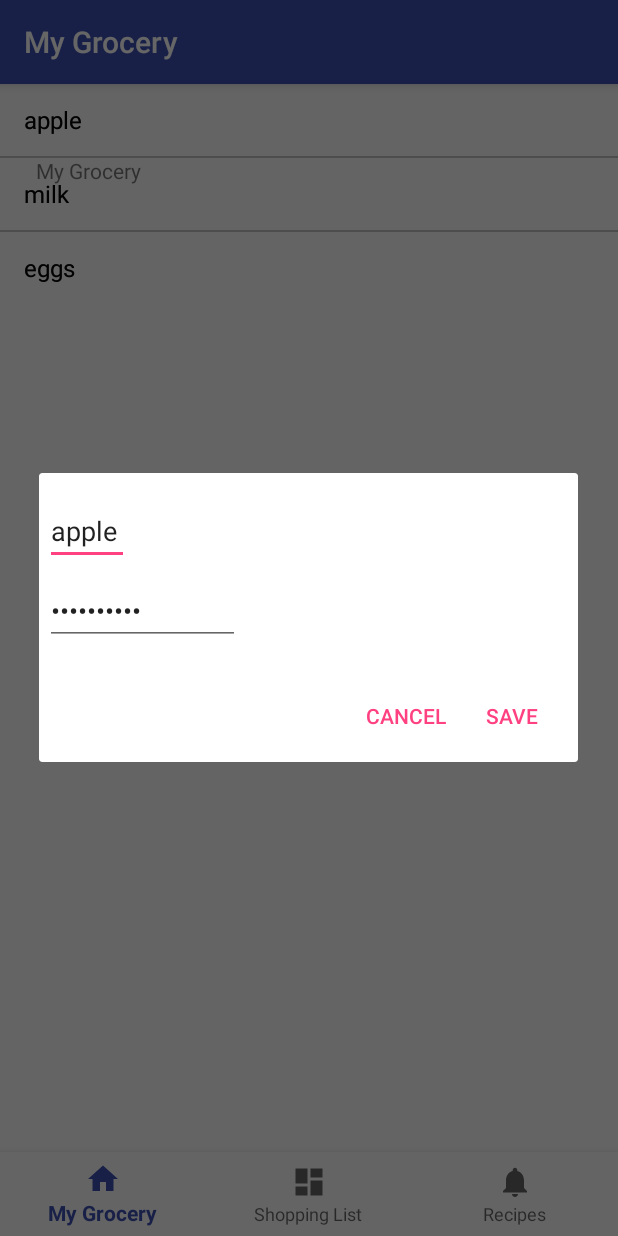
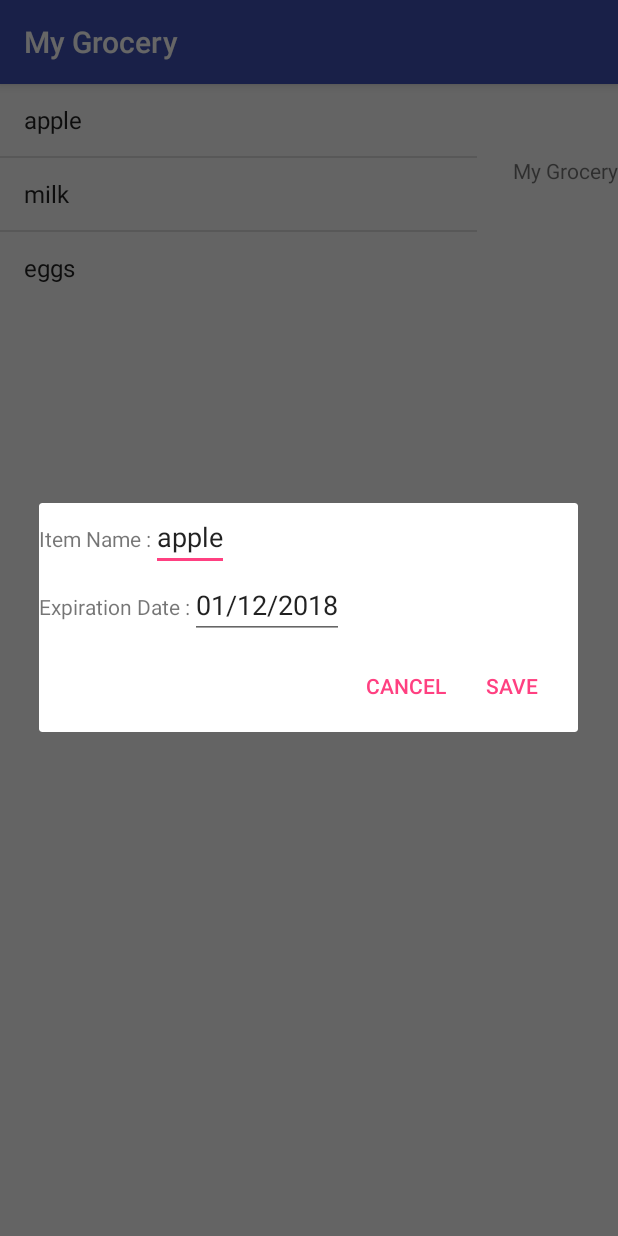
Before and after one commit to wang2262/grocery_assistant, an Android app: the screen it shows after launch (MainActivity), after a tap on "apple", on a phone screen of 412 x 824 dp. Run offline under Robolectric (Android 15) with nearby library versions, the phone set to English and light mode, and no system bars.

Commit message:
add lable on the left of EditText in dialog

```diff
--- a/app/src/main/java/com/example/team22cs407/groceryassistant/ModificationDialogFragment.java
+++ b/app/src/main/java/com/example/team22cs407/groceryassistant/ModificationDialogFragment.java
@@ -74,8 +74,8 @@ public class ModificationDialogFragment extends DialogFragment {
         to do :
         phase 1:
         1. pass text view result back to activity. (Done)
-        2. show item original name and expiration date on EditText. (At lease show name for now)
-        3. make text view have title on the left
+        2. show item original name and expiration date on EditText. (Done)
+        3. make text view have title on the left (Done)
         4. have an icon on the top and buttons to make it pretty.
         phase 2:
         1. save data to database.
--- a/app/src/main/res/layout/activity_main.xml
+++ b/app/src/main/res/layout/activity_main.xml
@@ -1,5 +1,5 @@
 <?xml version="1.0" encoding="utf-8"?>
-<android.support.constraint.ConstraintLayout xmlns:android="http://schemas.android.com/apk/res/android"
+<LinearLayout xmlns:android="http://schemas.android.com/apk/res/android"
     xmlns:app="http://schemas.android.com/apk/res-auto"
     xmlns:tools="http://schemas.android.com/tools"
     android:id="@+id/container"
@@ -37,4 +37,4 @@
         app:layout_constraintRight_toRightOf="parent"
         app:menu="@menu/navigation" />
 
-</android.support.constraint.ConstraintLayout>
+</LinearLayout>
--- a/app/src/main/res/layout/dialog_modification.xml
+++ b/app/src/main/res/layout/dialog_modification.xml
@@ -1,17 +1,9 @@
 <?xml version="1.0" encoding="utf-8"?>
+<!--
 <LinearLayout xmlns:android="http://schemas.android.com/apk/res/android"
     android:orientation="vertical"
     android:layout_width="wrap_content"
     android:layout_height="wrap_content">
-    <!--
-    <ImageView
-        android:src="@drawable/header_logo"
-        android:layout_width="match_parent"
-        android:layout_height="64dp"
-        android:scaleType="center"
-        android:background="#FFFFBB33"
-        android:contentDescription="@string/app_name" />
-     -->
     <EditText
         android:id="@+id/item_name"
         android:inputType="textEmailAddress"
@@ -34,5 +26,38 @@
         android:layout_marginBottom="16dp"
         android:fontFamily="sans-serif"
         android:hint="@string/item_expiration"/>
-
 </LinearLayout>
+-->
+<LinearLayout xmlns:android="http://schemas.android.com/apk/res/android"
+    android:orientation="vertical"
+    android:layout_width="fill_parent"
+    android:layout_height="wrap_content">
+    <LinearLayout
+        android:orientation="horizontal"
+        android:layout_width="fill_parent"
+        android:layout_height="wrap_content">
+        <TextView
+            android:id="@+id/name_lable"
+            android:layout_width="wrap_content"
+            android:layout_height="wrap_content"
+            android:text="@string/name_lable" />
+        <EditText
+            android:id="@+id/item_name"
+            android:layout_width="wrap_content"
+            android:layout_height="wrap_content" />
+    </LinearLayout>
+    <LinearLayout
+        android:orientation="horizontal"
+        android:layout_width="fill_parent"
+        android:layout_height="wrap_content">
+        <TextView
+            android:id="@+id/expiration_lable"
+            android:layout_width="wrap_content"
+            android:layout_height="wrap_content"
+            android:text="@string/expiration_lable"/>
+        <EditText
+            android:id="@+id/item_expiration"
+            android:layout_width="wrap_content"
+            android:layout_height="wrap_content" />
+    </LinearLayout>
+</LinearLayout>
--- a/app/src/main/res/values/strings.xml
+++ b/app/src/main/res/values/strings.xml
@@ -9,6 +9,7 @@
     <string name="modification_dialog_message">Are you sure?</string>
     <string name="modification_dialog_save">Save </string>
     <string name="modification_dialog_cancel">Cancel </string>
-    <string name="item_name">Name</string>
-    <string name="item_expiration">Expiration Date</string>
+    <string name="name_lable">Item Name :</string>
+    <string name="expiration_lable">Expiration Date :</string>
+
 </resources>
```
